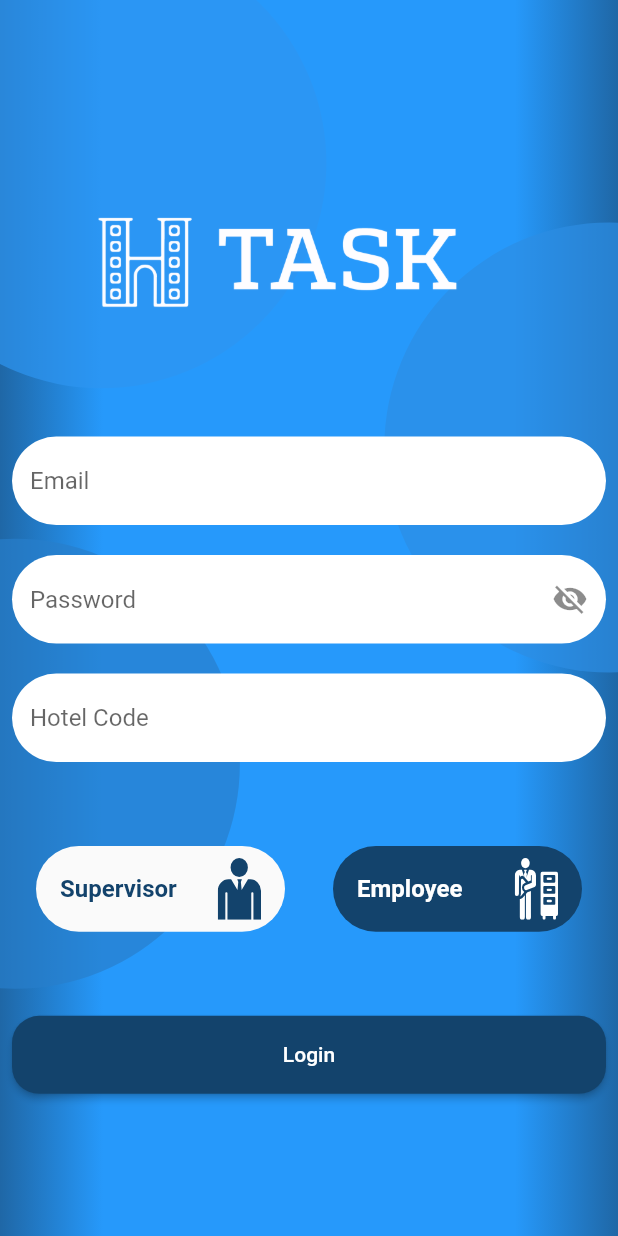
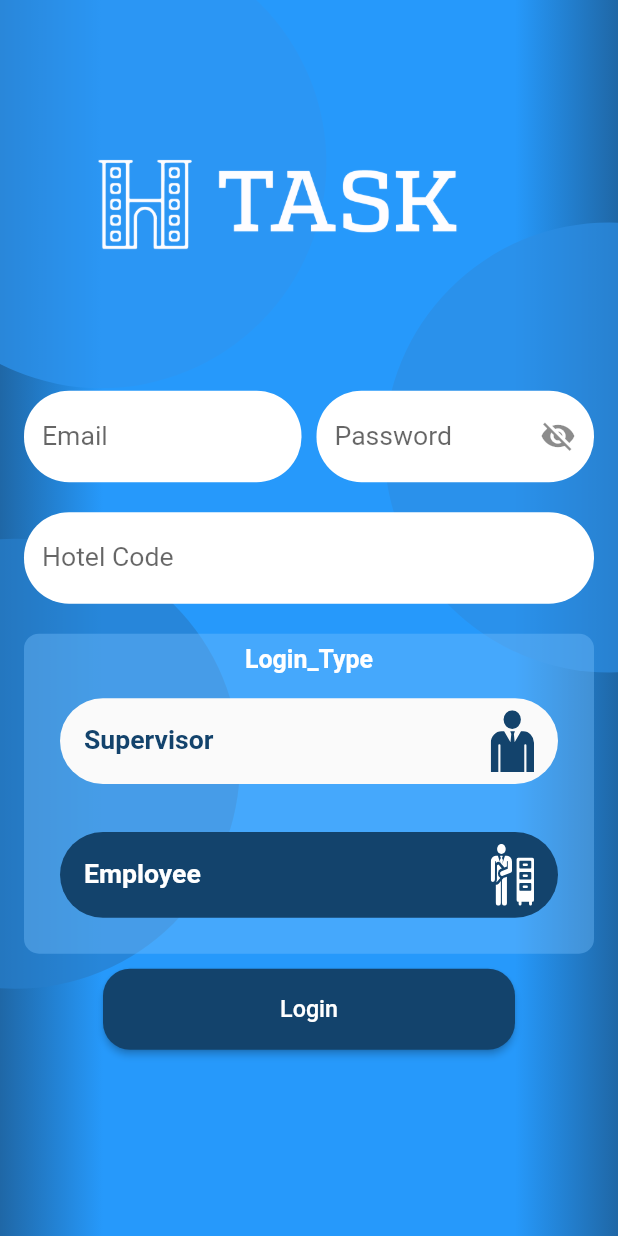
Before and after one commit to Hossam52/Hotel-management-system, a Flutter app: the screen it shows after launch, on a phone screen of 412 x 824 dp. Run offline on Flutter 3.47's test engine with Material 2 defaults, Android fonts, the light colour scheme and no system bars; our stand-ins replace badges, cached_network_image, custom_radio_grouped_button, device_preview, dio, easy_localization and 9 more; missing offline and left inert: time_range_picker; accounts and stored records are empty.

Commit message:
add responsive files structure and try to apply in login.

```diff
--- a/lib/screens/login/login.dart
+++ b/lib/screens/login/login.dart
@@ -11,8 +11,10 @@ import 'package:htask/layout/supervisor_layout/supervisor_home_layout.dart';
 import 'package:htask/screens/login/cubit/auth_cubit.dart';
 import 'package:htask/screens/login/cubit/auth_states.dart';
 import 'package:htask/screens/login/login_background.dart';
+import 'package:htask/screens/login/login_widgets/auth_fields_responsive.dart';
 import 'package:htask/shared/constants.dart';
 import 'package:htask/shared/constants/methods.dart';
+import 'package:htask/shared/responsive/responsive.dart';
 import 'package:htask/styles/colors.dart';
 import 'package:htask/widgets/default_text_field.dart';
 import 'package:htask/widgets/defulat_button.dart';
@@ -35,7 +37,8 @@ class _LoginScreenState extends State<LoginScreen> {
   Widget build(BuildContext context) {
     return Scaffold(
       // backgroundColor: AppColors.primaryColor,
-      body: BlocProvider<AuthCubit>(
+      body: AllScreenResponsive(
+        child: BlocProvider<AuthCubit>(
           create: (context) => AuthCubit(),
           lazy: false,
           child: BlocConsumer<AuthCubit, AuthState>(
@@ -69,38 +72,26 @@ class _LoginScreenState extends State<LoginScreen> {
                               const SizedBox(
                                 height: 40,
                               ),
-                            DefaultTextField(
-                              hintText: 'Email'.tr(),
-                              isPassword: false,
-                              controller: authCubit.loginEmailController,
-                              validator: authCubit.validateEmail,
-                            ),
-                            DefaultTextField(
-                              hintText: 'Password'.tr(),
-                              passwordWidget: _passwordWidget(authCubit),
-                              isPassword: authCubit.visiblePassword,
-                              controller: authCubit.loginPasswordController,
-                              validator: authCubit.validatePassword,
-                            ),
-                            DefaultTextField(
-                              hintText: 'Hotel_Code'.tr(),
-                              isPassword: false,
-                              controller: authCubit.loginHotelCodeController,
-                              validator: authCubit.validateHotelCode,
-                            ),
+                              const AuthFieldsResponsive(),
+                              // DefaultTextField(
+                              //   hintText: 'Hotel_Code'.tr(),
+                              //   isPassword: false,
+                              //   controller: authCubit.loginHotelCodeController,
+                              //   validator: authCubit.validateHotelCode,
+                              // ),
                               const SizedBox(height: 20),
-                            const _AuthTypeImages(),
+                              // const _AuthTypeImages(),
                               const SizedBox(height: 40),
-                            DefaultButton(
-                                text: 'Login'.tr(),
-                                loading: loading,
-                                onPressed: () async {
-                                  if (authCubit.formKey.currentState!
-                                      .validate()) {
-                                    await AuthCubit.instance(context)
-                                        .login(context);
-                                  }
-                                })
+                              // DefaultButton(
+                              //     text: 'Login'.tr(),
+                              //     loading: loading,
+                              //     onPressed: () async {
+                              //       if (authCubit.formKey.currentState!
+                              //           .validate()) {
+                              //         await AuthCubit.instance(context)
+                              //             .login(context);
+                              //       }
+                              //     })
                             ],
                           ),
                         ),
@@ -112,14 +103,6 @@ class _LoginScreenState extends State<LoginScreen> {
             },
           ),
         ),
-    );
-  }
-
-  Widget _passwordWidget(AuthCubit authCubit) {
-    return GestureDetector(
-      onTap: () => authCubit.changeVisiblePassword(),
-      child: Icon(
-        authCubit.getPasswordIcon(),
       ),
     );
   }
--- /dev/null
+++ b/lib/screens/login/login_widgets/auth_fields_responsive.dart
@@ -0,0 +1,198 @@
+import 'package:easy_localization/easy_localization.dart';
+import 'package:flutter/material.dart';
+import 'package:flutter_bloc/flutter_bloc.dart';
+import 'package:htask/screens/login/cubit/auth_cubit.dart';
+import 'package:htask/screens/login/cubit/auth_states.dart';
+import 'package:htask/screens/login/login_widgets/auth_type_widget.dart';
+import 'package:htask/shared/responsive/responsive.dart';
+import 'package:htask/styles/colors.dart';
+import 'package:htask/styles/text_styles.dart';
+import 'package:htask/widgets/default_text_field.dart';
+import 'package:htask/widgets/defulat_button.dart';
+import 'package:htask/widgets/svg_image_widget.dart';
+
+class AuthFieldsResponsive extends StatelessWidget {
+  const AuthFieldsResponsive({Key? key}) : super(key: key);
+  Widget getEmailField(AuthCubit authCubit) => DefaultTextField(
+        hintText: 'Email'.tr(),
+        isPassword: false,
+        controller: authCubit.loginEmailController,
+        validator: authCubit.validateEmail,
+      );
+  Widget getPasswordField(AuthCubit authCubit) => DefaultTextField(
+        hintText: 'Password'.tr(),
+        passwordWidget: _passwordWidget(authCubit),
+        isPassword: authCubit.visiblePassword,
+        controller: authCubit.loginPasswordController,
+        validator: authCubit.validatePassword,
+      );
+  Widget getHotelCode(AuthCubit authCubit) => DefaultTextField(
+        hintText: 'Hotel_Code'.tr(),
+        isPassword: false,
+        controller: authCubit.loginHotelCodeController,
+        validator: authCubit.validateHotelCode,
+      );
+  @override
+  Widget build(BuildContext context) {
+    final authCubit = AuthCubit.instance(context);
+    return ResponsiveLayoutWidget(
+      smallChild: _smallLayout(authCubit),
+      mediumChild: _mediumLayout(authCubit),
+    );
+  }
+
+  Widget _mediumLayout(AuthCubit authCubit) {
+    return Builder(builder: (context) {
+      final width = MediaQuery.of(context).size.width;
+
+      return Container(
+        constraints: BoxConstraints(
+          maxWidth: width * (7 / 6),
+        ),
+        child: Padding(
+          padding: const EdgeInsets.all(8.0),
+          child: Column(
+            children: [
+              Row(
+                children: [
+                  Expanded(child: getEmailField(authCubit)),
+                  const SizedBox(width: 10),
+                  Expanded(child: getPasswordField(authCubit)),
+                ],
+              ),
+              getHotelCode(authCubit),
+              Container(
+                  padding: const EdgeInsets.all(8),
+                  decoration: BoxDecoration(
+                      color: AppColors.lightPrimary.withAlpha(100),
+                      borderRadius: BorderRadius.circular(10)),
+                  constraints: BoxConstraints(
+                    maxWidth: width * (8 / 7),
+                  ),
+                  child: Column(
+                    children: [
+                      Text(
+                        'Login_Type'.tr(),
+                        style: AppTextStyles.textStyle2
+                            .copyWith(fontWeight: FontWeight.bold),
+                      ),
+                      const _MediumAuthType(),
+                    ],
+                  )),
+              const _LoginButton(),
+            ],
+          ),
+        ),
+      );
+    });
+  }
+
+  Widget _smallLayout(AuthCubit authCubit) {
+    return Column(
+      children: [
+        getEmailField(authCubit),
+        getPasswordField(authCubit),
+        getHotelCode(authCubit),
+        const _SmallSizeAuthType(),
+        const SizedBox(height: 10),
+        const _LoginButton(),
+      ],
+    );
+  }
+
+  Widget _passwordWidget(AuthCubit authCubit) {
+    return GestureDetector(
+      onTap: () => authCubit.changeVisiblePassword(),
+      child: Icon(
+        authCubit.getPasswordIcon(),
+      ),
+    );
+  }
+}
+
+class _MediumAuthType extends StatelessWidget {
+  const _MediumAuthType({Key? key}) : super(key: key);
+
+  @override
+  Widget build(BuildContext context) {
+    return BlocBuilder<AuthCubit, AuthState>(
+      builder: (context, state) {
+        final selectedAuthType =
+            AuthCubit.instance(context).selectedAccountType;
+        return Column(
+          mainAxisAlignment: MainAxisAlignment.center,
+          children: <Widget>[
+            AuthTypeWidget('assets/images/icons/supervisor.svg',
+                type: LoginAuthType.supervisor,
+                isSelected: selectedAuthType == LoginAuthType.supervisor,
+                displayTypeString: 'Supervisor'.tr()),
+            AuthTypeWidget('assets/images/icons/employee.svg',
+                type: LoginAuthType.employee,
+                isSelected: selectedAuthType == LoginAuthType.employee,
+                displayTypeString: 'Employee'.tr()),
+          ],
+        );
+      },
+    );
+  }
+}
+
+class _SmallSizeAuthType extends StatelessWidget {
+  const _SmallSizeAuthType({Key? key}) : super(key: key);
+
+  @override
+  Widget build(BuildContext context) {
+    return BlocBuilder<AuthCubit, AuthState>(
+      builder: (context, state) {
+        final selectedAuthType =
+            AuthCubit.instance(context).selectedAccountType;
+        return Row(
+          mainAxisAlignment: MainAxisAlignment.center,
+          children: <Widget>[
+            Expanded(
+              child: AuthTypeWidget('assets/images/icons/supervisor.svg',
+                  type: LoginAuthType.supervisor,
+                  isSelected: selectedAuthType == LoginAuthType.supervisor,
+                  displayTypeString: 'Supervisor'.tr()),
+            ),
+            Expanded(
+              child: AuthTypeWidget('assets/images/icons/employee.svg',
+                  type: LoginAuthType.employee,
+                  isSelected: selectedAuthType == LoginAuthType.employee,
+                  displayTypeString: 'Employee'.tr()),
+            ),
+          ],
+        );
+      },
+    );
+  }
+}
+
+class _LoginButton extends StatelessWidget {
+  const _LoginButton({Key? key}) : super(key: key);
+
+  @override
+  Widget build(BuildContext context) {
+    return BlocBuilder<AuthCubit, AuthState>(
+      builder: (context, state) {
+        final width = MediaQuery.of(context).size.width;
+        final loading = state is LoadingLoginState;
+        final authCubit = AuthCubit.instance(context);
+        return Padding(
+          padding: const EdgeInsets.only(top: 10.0),
+          child: ConstrainedBox(
+            constraints: BoxConstraints(maxWidth: width * (2 / 3)),
+            child: DefaultButton(
+                text: 'Login'.tr(),
+                loading: loading,
+                onPressed: () async {
+                  if (authCubit.formKey.currentState!.validate()) {
+                    await AuthCubit.instance(context).login(context);
+                  }
+                }),
+          ),
+        );
+      },
+    );
+  }
+}
--- /dev/null
+++ b/lib/screens/login/login_widgets/auth_type_widget.dart
@@ -0,0 +1,64 @@
+import 'package:flutter/material.dart';
+import 'package:htask/screens/login/cubit/auth_cubit.dart';
+import 'package:htask/styles/colors.dart';
+import 'package:htask/widgets/svg_image_widget.dart';
+
+class AuthTypeWidget extends StatelessWidget {
+  const AuthTypeWidget(
+    this.imagePath, {
+    Key? key,
+    required this.type,
+    required this.isSelected,
+    required this.displayTypeString,
+  }) : super(key: key);
+  final String imagePath;
+  final LoginAuthType type;
+  final bool isSelected;
+  final String displayTypeString;
+  @override
+  Widget build(BuildContext context) {
+    return Builder(builder: (context) {
+      return GestureDetector(
+        onTap: () {
+          AuthCubit.instance(context).changeSelectedAccountType(type);
+        },
+        child: Container(
+          margin: const EdgeInsets.all(16),
+          padding: const EdgeInsets.symmetric(horizontal: 8),
+          decoration: BoxDecoration(
+            color: isSelected
+                ? AppColors.darkPrimaryColor
+                : Theme.of(context).canvasColor,
+            borderRadius: BorderRadius.circular(30),
+          ),
+          child: Padding(
+            padding: const EdgeInsets.all(8.0),
+            child: Row(
+              children: [
+                Text(
+                  displayTypeString,
+                  style: TextStyle(
+                      color: isSelected
+                          ? Colors.white
+                          : AppColors.darkPrimaryColor,
+                      fontWeight: FontWeight.bold,
+                      fontSize: 16),
+                ),
+                Spacer(),
+                SizedBox(
+                  height: MediaQuery.of(context).size.height * 0.05,
+                  width: MediaQuery.of(context).size.width * 0.07,
+                  child: SvgImageWidget(
+                    path: imagePath,
+                    color:
+                        isSelected ? Colors.white : AppColors.darkPrimaryColor,
+                  ),
+                ),
+              ],
+            ),
+          ),
+        ),
+      );
+    });
+  }
+}
--- a/lib/shared/network/remote/dio_helper.dart
+++ b/lib/shared/network/remote/dio_helper.dart
@@ -3,6 +3,7 @@ import 'dart:io';
 
 import 'package:dio/adapter.dart';
 import 'package:dio/dio.dart';
+import 'package:flutter/foundation.dart';
 import 'package:htask/shared/constants/api_constants.dart';
 
 import 'package:htask/shared/constants/constants.dart';
@@ -25,12 +26,14 @@ class DioHelper {
         },
       ),
     );
+    if (!kIsWeb) {
       (dio.httpClientAdapter as DefaultHttpClientAdapter).onHttpClientCreate =
           (HttpClient client) {
         client.badCertificateCallback =
             (X509Certificate cert, String host, int port) => true;
         return client;
       };
+    }
   }
 
   static Future<Response> getData({
--- /dev/null
+++ b/lib/shared/responsive/responsive.dart
@@ -0,0 +1,4 @@
+library responsive;
+
+export './responsive_utils/responsive_utils.dart';
+export './responsive_builder/responsive_builder.dart';
--- /dev/null
+++ b/lib/shared/responsive/responsive_builder/all_screen_responsive.dart
@@ -0,0 +1,39 @@
+import 'dart:developer';
+
+import 'package:flutter/material.dart';
+import 'package:htask/shared/responsive/responsive.dart';
+import 'package:htask/shared/responsive/responsive_utils/responsive_methods.dart';
+
+class AllScreenResponsive extends StatelessWidget {
+  const AllScreenResponsive({
+    Key? key,
+    required this.child,
+    // this.mediumChild,
+    // this.largeChild,
+    // this.xLargeChild,
+  }) : super(key: key);
+
+  final Widget child;
+  // final Widget? mediumChild;
+  // final Widget? largeChild;
+  // final Widget? xLargeChild;
+  // //
+  @override
+  Widget build(BuildContext context) {
+    final deviceSize = MediaQuery.of(context).size;
+    final maxWidth = deviceSize.width;
+    final layoutConfigs = LayoutSizeConfig(
+      maxDeviceWidth: maxWidth,
+      smallChild: child,
+      // mediumChild: mediumChild,
+      // largeChild: largeChild,
+      // xLargeChild: xLargeChild,
+    );
+    log(layoutConfigs.sizeConfig.breakPoint.toString());
+    return MediaQuery(
+      data: MediaQuery.of(context)
+          .copyWith(textScaleFactor: getTextScaleFactor(maxWidth)),
+      child: layoutConfigs.sizeConfig.child,
+    );
+  }
+}
--- /dev/null
+++ b/lib/shared/responsive/responsive_builder/responsive_builder.dart
@@ -0,0 +1,2 @@
+export './all_screen_responsive.dart';
+export 'responsive_layout_widget.dart';
--- /dev/null
+++ b/lib/shared/responsive/responsive_builder/responsive_layout_widget.dart
@@ -0,0 +1,56 @@
+import 'dart:developer';
+
+import 'package:flutter/material.dart';
+import '../responsive_utils/responsive_methods.dart';
+
+import '../responsive.dart';
+
+class ResponsiveLayoutWidget extends StatelessWidget {
+  const ResponsiveLayoutWidget(
+      {Key? key,
+      required this.smallChild,
+      this.mediumChild,
+      this.largeChild,
+      this.xLargeChild,
+      this.minWidgetWidth,
+      this.maxWidgetWidth})
+      : super(key: key);
+  //For restrict layout if supplied
+  final double? minWidgetWidth;
+  final double? maxWidgetWidth;
+  //
+  final Widget smallChild;
+  final Widget? mediumChild;
+  final Widget? largeChild;
+  final Widget? xLargeChild;
+
+  @override
+  Widget build(BuildContext context) {
+    final deviceSize = MediaQuery.of(context).size;
+    return LayoutBuilder(
+      builder: (context, constraints) {
+        final infinite = constraints.hasInfiniteWidth;
+        final maxWidth = infinite ? deviceSize.width : constraints.maxWidth;
+        final layoutConfigs = LayoutSizeConfig(
+          maxDeviceWidth: maxWidth,
+          smallChild: smallChild,
+          mediumChild: mediumChild,
+          largeChild: largeChild,
+          xLargeChild: xLargeChild,
+        );
+        log(maxWidth.toString());
+        return ConstrainedBox(
+          constraints: BoxConstraints(
+            minWidth: constraints.minWidth,
+            maxWidth: maxWidgetWidth ?? constraints.maxWidth,
+          ),
+          child: MediaQuery(
+            data: MediaQuery.of(context)
+                .copyWith(textScaleFactor: getTextScaleFactor(maxWidth)),
+            child: layoutConfigs.sizeConfig.child,
+          ),
+        );
+      },
+    );
+  }
+}
--- /dev/null
+++ b/lib/shared/responsive/responsive_utils/responsive_break_points.dart
@@ -0,0 +1,44 @@
+import 'package:flutter/material.dart';
+
+part './size_responsive_configs.dart';
+
+class LayoutSizeConfig {
+  final Widget smallChild;
+  final Widget? mediumChild;
+  final Widget? largeChild;
+  final Widget? xLargeChild;
+  //
+  late _SizeConfig sizeConfig;
+
+  ///Recieve all widgets with different sizes and determine what to display
+  ///small child is @required and other not
+  ///if medium is null then small is returned
+  ///if large is null then assign medium if not null and if null then assign small
+  LayoutSizeConfig(
+      {required double maxDeviceWidth,
+      required this.smallChild,
+      this.mediumChild,
+      this.largeChild,
+      this.xLargeChild}) {
+    //Define for locating all sizes and then get its corresponding size
+    final SmallSize smallSize = SmallSize(smallChild);
+    final MediumSize mediumSize = MediumSize(mediumChild ?? smallChild);
+    final LargeSize largeSize =
+        LargeSize(largeChild ?? mediumChild ?? smallChild);
+    final XLargeSize xLargeSize =
+        XLargeSize(xLargeChild ?? largeChild ?? mediumChild ?? smallChild);
+
+    //Computation to assign size config with its approtiate size
+    if (smallSize._comaptibleWithBreakPoint(maxDeviceWidth)) {
+      sizeConfig = smallSize;
+    } else if (mediumSize._comaptibleWithBreakPoint(maxDeviceWidth)) {
+      sizeConfig = mediumSize;
+    } else if (largeSize._comaptibleWithBreakPoint(maxDeviceWidth)) {
+      sizeConfig = largeSize;
+    } else if (xLargeSize._comaptibleWithBreakPoint(maxDeviceWidth)) {
+      sizeConfig = xLargeSize;
+    } else {
+      sizeConfig = smallSize;
+    }
+  }
+}
--- /dev/null
+++ b/lib/shared/responsive/responsive_utils/responsive_methods.dart
@@ -0,0 +1,12 @@
+const double minScaleFactorRatio = 0.7;
+const double maxScaleFactorRatio = 1.3;
+
+double getTextScaleFactor(double currentWidth) {
+  final scaleFactor = currentWidth * 0.0028;
+  if (scaleFactor < minScaleFactorRatio) return minScaleFactorRatio;
+  if (scaleFactor > maxScaleFactorRatio) {
+    return maxScaleFactorRatio;
+  } else {
+    return scaleFactor;
+  }
+}
--- /dev/null
+++ b/lib/shared/responsive/responsive_utils/responsive_utils.dart
@@ -0,0 +1,3 @@
+library responsive_utils;
+
+export './responsive_break_points.dart';
--- /dev/null
+++ b/lib/shared/responsive/responsive_utils/size_responsive_configs.dart
@@ -0,0 +1,64 @@
+part of './responsive_break_points.dart';
+
+abstract class _SizeConfig {
+  final Widget child;
+  _SizeConfig(this.child);
+  //
+  double get breakPoint;
+  double get textScaleFactor;
+  bool _comaptibleWithBreakPoint(double maxDeviceWidth);
+}
+
+class SmallSize extends _SizeConfig {
+  SmallSize(Widget child) : super(child);
+
+  @override
+  double get breakPoint => 360;
+
+  @override
+  double get textScaleFactor => 0.8;
+
+  @override
+  bool _comaptibleWithBreakPoint(double maxDeviceWidth) =>
+      breakPoint > maxDeviceWidth;
+}
+
+class MediumSize extends _SizeConfig {
+  MediumSize(Widget child) : super(child);
+
+  @override
+  double get breakPoint => 720;
+
+  @override
+  double get textScaleFactor => 1;
+  @override
+  bool _comaptibleWithBreakPoint(double maxDeviceWidth) =>
+      breakPoint > maxDeviceWidth;
+}
+
+class LargeSize extends _SizeConfig {
+  LargeSize(Widget child) : super(child);
+
+  @override
+  double get breakPoint => 1025;
+
+  @override
+  double get textScaleFactor => 1.3;
+  @override
+  bool _comaptibleWithBreakPoint(double maxDeviceWidth) =>
+      breakPoint > maxDeviceWidth;
+}
+
+class XLargeSize extends _SizeConfig {
+  XLargeSize(Widget child) : super(child);
+
+  @override
+  double get breakPoint => 1450;
+
+  @override
+  double get textScaleFactor => 1.5;
+  @override
+  bool _comaptibleWithBreakPoint(double maxDeviceWidth) =>
+      // breakPoint > maxDeviceWidth;
+      true; //return true as it last size no bigger we make in the app
+}
--- a/pubspec.yaml
+++ b/pubspec.yaml
@@ -50,7 +50,7 @@ dependencies:
   firebase_messaging: ^11.2.7
   firebase_messaging_platform_interface: ^3.1.6 #to make the firebase masseging work
 
-  firebase_core: ^1.12.0
+  firebase_core: ^1.13.0
   flutter_local_notifications: ^9.3.2
   easy_localization: ^3.0.0
   flutter_launcher_icons: ^0.9.2
```
Also changed, not shown: pubspec.lock, 2 other files. Lines whose indentation alone changed are shown as unchanged.
